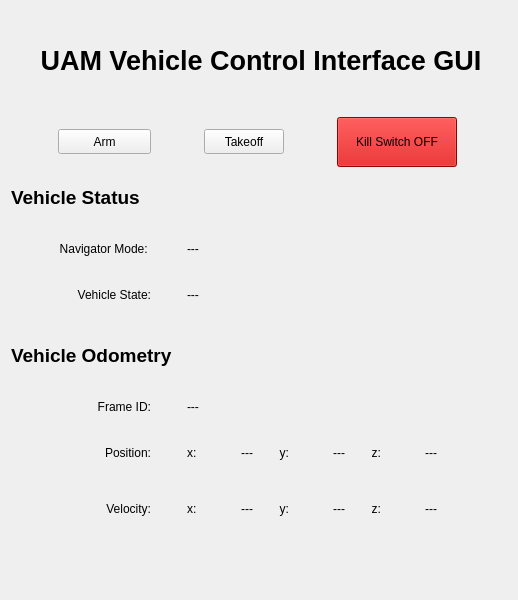
This is autopilot_bridge/crazyflie/crazyflie_rviz2_gui/resource/gui.ui in uli-s2a2/nasa_uam as Qt 5 draws it before an edit. The edited form follows.
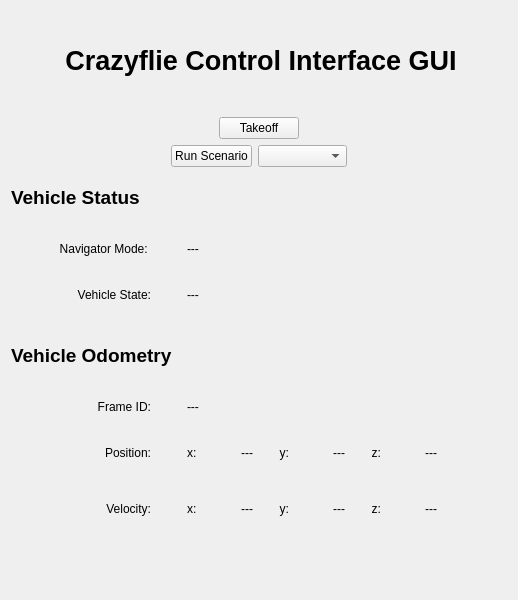
This is the edited form.

What changed in the file:
```diff
--- a/autopilot_bridge/crazyflie/crazyflie_rviz2_gui/resource/gui.ui
+++ b/autopilot_bridge/crazyflie/crazyflie_rviz2_gui/resource/gui.ui
@@ -41,7 +41,7 @@
       </size>
      </property>
      <property name="text">
-      <string>&lt;html&gt;&lt;head/&gt;&lt;body&gt;&lt;p&gt;&lt;span style=&quot; font-size:20pt; font-weight:600;&quot;&gt;UAM Vehicle Control Interface GUI&lt;/span&gt;&lt;/p&gt;&lt;/body&gt;&lt;/html&gt;</string>
+      <string>&lt;html&gt;&lt;head/&gt;&lt;body&gt;&lt;p&gt;&lt;span style=&quot; font-size:20pt; font-weight:600;&quot;&gt;Crazyflie Control Interface GUI&lt;/span&gt;&lt;/p&gt;&lt;/body&gt;&lt;/html&gt;</string>
      </property>
      <property name="alignment">
       <set>Qt::AlignCenter</set>
@@ -53,22 +53,6 @@
      <property name="spacing">
       <number>6</number>
      </property>
-     <item>
-      <widget class="QPushButton" name="arm_disarm_button">
-       <property name="enabled">
-        <bool>true</bool>
-       </property>
-       <property name="maximumSize">
-        <size>
-         <width>93</width>
-         <height>25</height>
-        </size>
-       </property>
-       <property name="text">
-        <string>Arm</string>
-       </property>
-      </widget>
-     </item>
      <item>
       <widget class="QPushButton" name="takeoff_land_button">
        <property name="maximumSize">
@@ -91,28 +75,74 @@
        </property>
       </widget>
      </item>
+    </layout>
+   </item>
+   <item>
+    <layout class="QHBoxLayout" name="scenario_runner">
+     <property name="bottomMargin">
+      <number>0</number>
+     </property>
      <item>
-      <widget class="QPushButton" name="kill_switch_button">
-       <property name="minimumSize">
-        <size>
-         <width>100</width>
-         <height>50</height>
-        </size>
+      <spacer name="horizontalSpacer_2">
+       <property name="orientation">
+        <enum>Qt::Horizontal</enum>
        </property>
-       <property name="maximumSize">
+       <property name="sizeHint" stdset="0">
         <size>
-         <width>120</width>
-         <height>50</height>
+         <width>40</width>
+         <height>20</height>
         </size>
        </property>
-       <property name="styleSheet">
-        <string notr="true">background-color:rgb(204, 0, 0)</string>
-       </property>
+      </spacer>
+     </item>
+     <item>
+      <widget class="QPushButton" name="run_scenario_button">
        <property name="text">
-        <string>Kill Switch OFF</string>
+        <string>Run Scenario</string>
        </property>
       </widget>
      </item>
+     <item>
+      <widget class="QComboBox" name="scenario_selector_box">
+       <property name="editable">
+        <bool>false</bool>
+       </property>
+       <property name="iconSize">
+        <size>
+         <width>18</width>
+         <height>16</height>
+        </size>
+       </property>
+       <item>
+        <property name="text">
+         <string/>
+        </property>
+       </item>
+       <item>
+        <property name="text">
+         <string>Scenario 1</string>
+        </property>
+       </item>
+       <item>
+        <property name="text">
+         <string>Scenario 2</string>
+        </property>
+       </item>
+      </widget>
+     </item>
+     <item>
+      <spacer name="horizontalSpacer">
+       <property name="orientation">
+        <enum>Qt::Horizontal</enum>
+       </property>
+       <property name="sizeHint" stdset="0">
+        <size>
+         <width>40</width>
+         <height>20</height>
+        </size>
+       </property>
+      </spacer>
+     </item>
     </layout>
    </item>
    <item>
```
Left out of the diff: 4 changed lines with no effect on the pictures.
